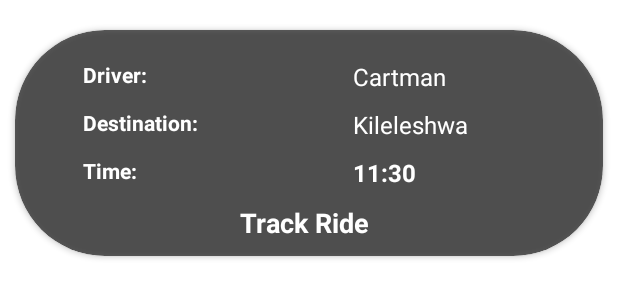
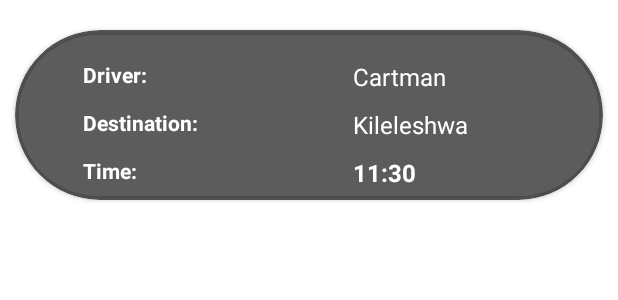
Before and after one commit to faroh7/Fufu--project, an Android app: the layout booked_trips_design.xml on its own in the app's theme, with its tools: preview values and no code run, on a phone screen of 412 x 824 dp. Shown: the top 300 px of the screen. Run offline under Robolectric (Android 15) with nearby library versions, the phone set to English and light mode, and no system bars; Roboto replaces fonts that are not available here.

```diff
--- a/app/src/main/java/com/example/carpoolingapp/JourneyListAdapter.java
+++ b/app/src/main/java/com/example/carpoolingapp/JourneyListAdapter.java
@@ -33,6 +33,7 @@ public class JourneyListAdapter extends RecyclerView.Adapter<JourneyListAdapter.
     OnItemClickListener listener;
 
     public JourneyListAdapter(Context context, List<Trip> tripList) {
+        System.out.println("JAMA");
         this.context = context;
         this.tripList = tripList;
         this.fullTrip = new ArrayList<>(tripList);
@@ -82,6 +83,7 @@ public class JourneyListAdapter extends RecyclerView.Adapter<JourneyListAdapter.
     @NonNull
     @Override
     public JourneyListAdapter.ViewHolder onCreateViewHolder(@NonNull ViewGroup parent, int viewType) {
+        System.out.println("I AM ALSO HERE");
         View view = LayoutInflater.from(parent.getContext()).inflate(R.layout.journey_list_design, parent, false);
         return new ViewHolder(view);
     }
--- a/app/src/main/java/com/example/carpoolingapp/TripSearchFragment.java
+++ b/app/src/main/java/com/example/carpoolingapp/TripSearchFragment.java
@@ -37,6 +37,7 @@ public class TripSearchFragment extends Fragment implements JourneyListAdapter.O
         databees = new DatabaseHelper(getContext());
 
         tripses = databees.getTripsList();
+        System.out.println(tripses);
         tripRecyclerView.setLayoutManager(new LinearLayoutManager(getActivity()));
         journeyListAdapter = new JourneyListAdapter(getActivity(), tripses);
         tripRecyclerView.setAdapter(journeyListAdapter);
--- a/app/src/main/res/layout/booked_trips_design.xml
+++ b/app/src/main/res/layout/booked_trips_design.xml
@@ -12,7 +12,7 @@
     app:cardBackgroundColor="#9F000000">
 
     <RelativeLayout
-        android:id="@+id/journrecyclerview"
+        android:id="@+id/bookedTriprecyclerView"
         android:layout_width="match_parent"
         android:layout_height="match_parent">
 
@@ -30,7 +30,7 @@
             android:layout_marginTop="20dp"/>
 
         <TextView
-            android:id="@+id/abc"
+            android:id="@+id/driverName"
             android:layout_width="wrap_content"
             android:layout_height="wrap_content"
             android:text="Cartman"
@@ -52,10 +52,10 @@
             android:textStyle="bold"
             android:layout_marginStart="40dp"
             android:layout_marginTop="10dp"
-            android:layout_below="@+id/abc"/>
+            android:layout_below="@+id/driverName"/>
 
         <TextView
-            android:id="@+id/def"
+            android:id="@+id/bookedDestination"
             android:layout_width="wrap_content"
             android:layout_height="wrap_content"
             android:text="Kileleshwa"
@@ -65,7 +65,7 @@
             android:textSize="16sp"
             android:layout_marginStart="220dp"
             android:layout_marginTop="10dp"
-            android:layout_below="@+id/abc"/>
+            android:layout_below="@+id/driverName"/>
 
         <TextView
             android:id="@+id/modelTitle"
@@ -77,12 +77,12 @@
             android:paddingEnd="5dp"
             android:textStyle="bold"
             android:layout_marginStart="40dp"
-            android:layout_below="@+id/def"
+            android:layout_below="@+id/bookedDestination"
             android:layout_marginTop="10dp"
             android:layout_marginBottom="10dp"/>
 
         <TextView
-            android:id="@+id/ghi"
+            android:id="@+id/bookedTime"
             android:layout_width="wrap_content"
             android:layout_height="wrap_content"
             android:text="11:30"
@@ -92,22 +92,22 @@
             android:textSize="16sp"
             android:textStyle="bold"
             android:layout_marginStart="220dp"
-            android:layout_below="@+id/def"
+            android:layout_below="@+id/bookedDestination"
             android:layout_marginTop="10dp"/>
 
-        <TextView
-            android:id="@+id/viewMap"
-            android:layout_width="320dp"
-            android:layout_height="wrap_content"
-            android:text="Track Ride"
-            android:textColor="@color/white"
-            android:textSize="18sp"
-            android:layout_below="@+id/ghi"
-            android:layout_marginTop="10dp"
-            android:textStyle="bold"
-            android:layout_marginStart="30dp"
-            android:layout_marginBottom="10dp"
-            android:paddingStart="120dp"/>
+<!--        <TextView-->
+<!--            android:id="@+id/viewMap"-->
+<!--            android:layout_width="320dp"-->
+<!--            android:layout_height="wrap_content"-->
+<!--            android:text="Track Ride"-->
+<!--            android:textColor="@color/white"-->
+<!--            android:textSize="18sp"-->
+<!--            android:layout_below="@+id/bookedTime"-->
+<!--            android:layout_marginTop="10dp"-->
+<!--            android:textStyle="bold"-->
+<!--            android:layout_marginStart="30dp"-->
+<!--            android:layout_marginBottom="10dp"-->
+<!--            android:paddingStart="120dp"/>-->
 
     </RelativeLayout>
 
--- a/app/src/main/res/layout/fragment_trip_book.xml
+++ b/app/src/main/res/layout/fragment_trip_book.xml
@@ -12,6 +12,7 @@
 
         <androidx.recyclerview.widget.RecyclerView
             android:id="@+id/booked_trips"
+            android:nestedScrollingEnabled="false"
             android:layout_width="match_parent"
             android:layout_height="wrap_content"/>
 
```
Also changed, not shown: app/src/main/java/com/example/carpoolingapp/BookedTripsAdapter.java (+17 -14 lines), app/src/main/java/com/example/carpoolingapp/DatabaseHelper.java (+83 -0 lines), app/src/main/java/com/example/carpoolingapp/TripBookFragment.java (+8 -6 lines), 1 other file.
